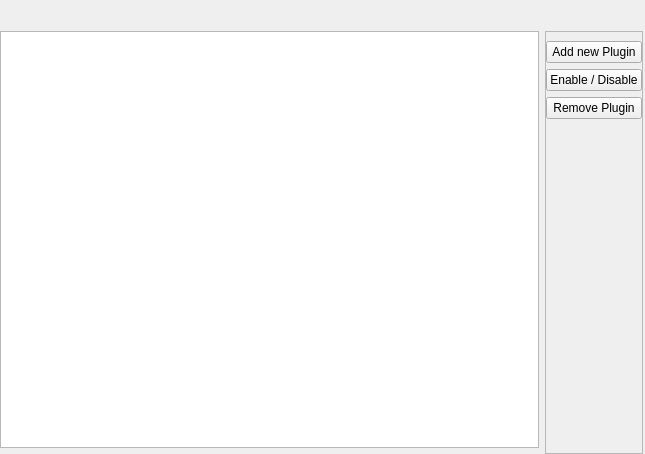
The window that src/conan_app_launcher/ui/views/plugins_manager/plugins.ui (goszpeti/conan_explorer) describes before a commit, drawn with Qt 5.
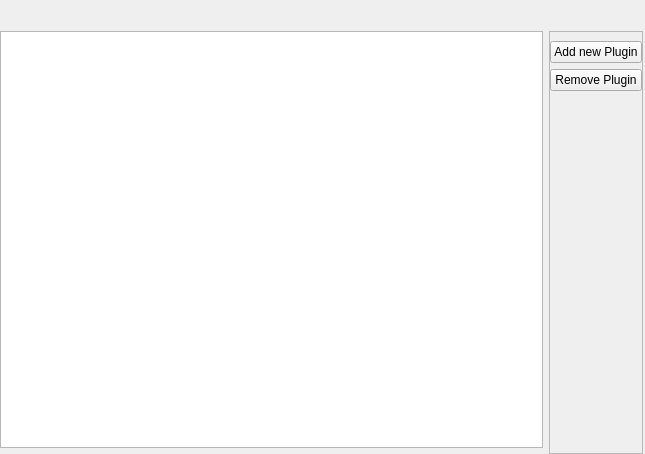
The same window after the commit. Icons and pictures are not drawn.

Commit message: * Add remove setting function * Add conan version support spec to plugins * Add plugin remove function * Enable Conan2.0 in dependencies

Diff of the .ui file:
```diff
--- a/src/conan_app_launcher/ui/views/plugins_manager/plugins.ui
+++ b/src/conan_app_launcher/ui/views/plugins_manager/plugins.ui
@@ -50,18 +50,6 @@
         </property>
        </widget>
       </item>
-      <item>
-       <widget class="QPushButton" name="toggle_plugin_button">
-        <property name="text">
-         <string>Enable / Disable</string>
-        </property>
-        <property name="icon">
-         <iconset>
-          <normalon>../../assets/icons/hide.png</normalon>
-         </iconset>
-        </property>
-       </widget>
-      </item>
       <item>
        <widget class="QPushButton" name="remove_plugin_button">
         <property name="text">
```
The commit also changes 14 other files.
